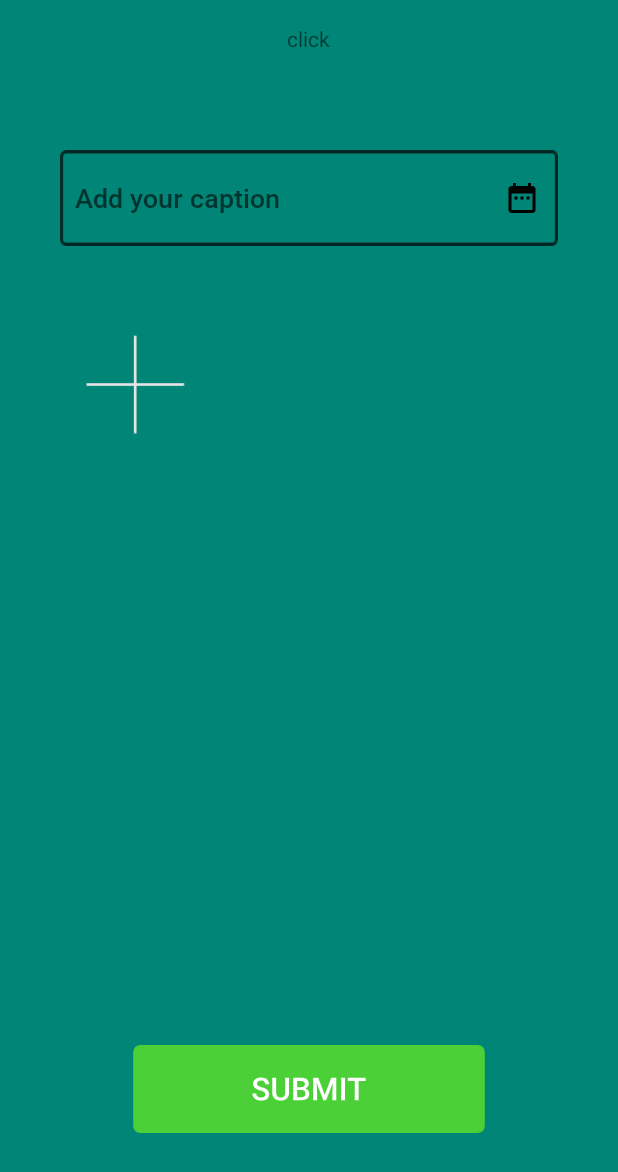
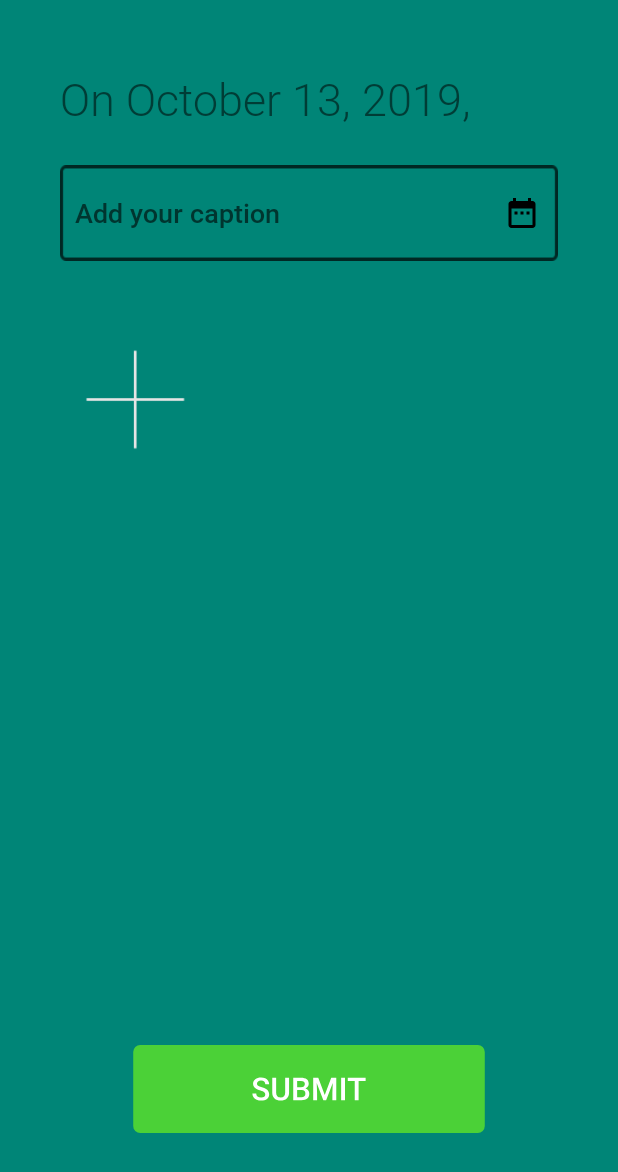
Before and after one commit to Chris4lilv/JOURNEY-Android, an Android app: the NewEventActivity screen opened directly, with no data from a screen before it, on a phone screen of 412 x 824 dp. Shown: the top 1172 px of the screen. Run offline under Robolectric (Android 15) with nearby library versions, the phone set to English and light mode, and no system bars; our stand-ins replace Firebase (no records; nobody signed in at launch, a user with empty details on screens opened directly); pictures from the network do not load.

Commit message:
Dynamically show the date in NewEventActivity

```diff
--- a/app/src/main/java/com/example/android/album/NewEventActivity.java
+++ b/app/src/main/java/com/example/android/album/NewEventActivity.java
@@ -8,21 +8,12 @@ import androidx.recyclerview.widget.StaggeredGridLayoutManager;
 
 import android.animation.Animator;
 import android.animation.AnimatorListenerAdapter;
-import android.app.Activity;
-import android.app.ActivityManager;
 import android.content.Intent;
-import android.content.res.ColorStateList;
 import android.graphics.Bitmap;
 import android.graphics.BitmapFactory;
-import android.graphics.drawable.Drawable;
-import android.media.Image;
-import android.media.ThumbnailUtils;
 import android.net.Uri;
 import android.os.Build;
 import android.os.Bundle;
-import android.provider.MediaStore;
-import android.text.Layout;
-import android.util.Log;
 import android.view.GestureDetector;
 import android.view.MotionEvent;
 import android.view.View;
@@ -54,6 +45,8 @@ import java.util.ArrayList;
 import java.util.Calendar;
 
 public class NewEventActivity extends AppCompatActivity implements DatePickerDialog.OnDateSetListener {
+
+    private static final String[] MONTH_OF_YEAR = new String[]{"January", "February","March","April","May","June","July","August","September","October","November","December"};
 
     private static final int RC_PHOTO_PICKER =  2;
     private int color = 0;
@@ -187,7 +180,7 @@ public class NewEventActivity extends AppCompatActivity implements DatePickerDia
         createEventButton.setOnClickListener(new View.OnClickListener() {
             @Override
             public void onClick(View v) {
-
+                createEventButton.setClickable(false);
                 if(yearSelected.length() == 0 || monthSelected.length() == 0 || daySelected.length() == 0){
                     Toast.makeText(NewEventActivity.this, "Did you forget to pick date?", Toast.LENGTH_SHORT).show();
                 }else{
@@ -237,7 +230,6 @@ public class NewEventActivity extends AppCompatActivity implements DatePickerDia
                     );
                 }
                 dpd.setOnCancelListener(dialog -> {
-                    Log.d("DatePickerDialog", "Dialog was cancelled");
                     dpd = null;
                 });
                 dpd.show(getSupportFragmentManager(), "Datepickerdialog");
@@ -361,8 +353,7 @@ public class NewEventActivity extends AppCompatActivity implements DatePickerDia
 
     @Override
     public void onDateSet(DatePickerDialog view, int year, int monthOfYear, int dayOfMonth) {
-        String a = "0" + (monthOfYear + 1);
-        String date = "You picked the following date: "+dayOfMonth+"/"+ a +"/"+year;
+        String date = "On "+ MONTH_OF_YEAR[monthOfYear] + " " + dayOfMonth+", "+ year  + ", ";
         dateTextView.setText(date);
         yearSelected = Integer.toString(year);
         monthSelected = Integer.toString(monthOfYear + 1);
@@ -374,6 +365,7 @@ public class NewEventActivity extends AppCompatActivity implements DatePickerDia
             daySelected = "0" + daySelected;
         }
         dpd = null;
+        dateSelect.setImageResource(R.drawable.ic_date_range_white_24dp);
     }
 
     @Override
--- /dev/null
+++ b/app/src/main/res/drawable/ic_date_range_white_24dp.xml
@@ -0,0 +1,5 @@
+<vector android:height="24dp" android:tint="#FFFFFF"
+    android:viewportHeight="24.0" android:viewportWidth="24.0"
+    android:width="24dp" xmlns:android="http://schemas.android.com/apk/res/android">
+    <path android:fillColor="#FF000000" android:pathData="M9,11L7,11v2h2v-2zM13,11h-2v2h2v-2zM17,11h-2v2h2v-2zM19,4h-1L18,2h-2v2L8,4L8,2L6,2v2L5,4c-1.11,0 -1.99,0.9 -1.99,2L3,20c0,1.1 0.89,2 2,2h14c1.1,0 2,-0.9 2,-2L21,6c0,-1.1 -0.9,-2 -2,-2zM19,20L5,20L5,9h14v11z"/>
+</vector>
--- a/app/src/main/res/layout/activity_new_event.xml
+++ b/app/src/main/res/layout/activity_new_event.xml
@@ -7,27 +7,32 @@
     android:id="@+id/root_layout"
     android:background="@color/colorPrimary">
 
-    <TextView
-        android:layout_width="wrap_content"
-        android:layout_height="wrap_content"
-        android:id="@+id/dateTextView"
-        android:layout_centerHorizontal="true"
-        android:layout_marginTop="16dp"
-        android:text="click"/>
-
     <FrameLayout
         android:layout_width="wrap_content"
         android:layout_height="wrap_content"
         android:id="@+id/frame_layout">
+
+        <TextView
+            android:layout_width="wrap_content"
+            android:layout_height="wrap_content"
+            android:id="@+id/dateTextView"
+            android:layout_centerHorizontal="true"
+            android:layout_marginTop="45dp"
+            android:textSize="30sp"
+            android:fontFamily="@font/roboto_light"
+            android:layout_alignStart="@id/frame_layout"
+            android:layout_marginStart="40dp"
+            android:text="On October 13, 2019, "/>
 
         <EditText
             android:id="@+id/caption"
             android:layout_width="match_parent"
             android:layout_height="64dp"
             android:layout_marginLeft="40dp"
-            android:layout_marginTop="100dp"
+            android:layout_marginTop="110dp"
             android:layout_marginRight="40dp"
             android:background="@drawable/text_field_outlined"
+            android:inputType="textCapCharacters"
             android:fontFamily="@font/robotomedium"
             android:hint="@string/caption_hint"
             android:paddingStart="10dp"
```
Also changed, not shown: app/src/main/java/com/example/android/album/ListViewAdapter.java (+1 -6 lines), app/src/main/res/font/roboto_light.ttf (added).
